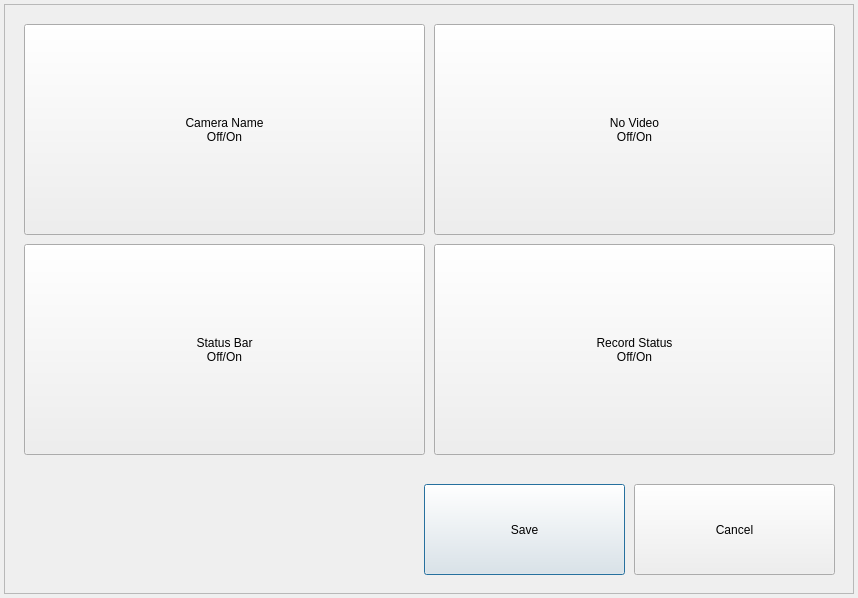
Old version of the form gui/mainwidget/src/dvrsetup/display/osd/osddialog.ui in the repository yjsin-emastec/neptune.
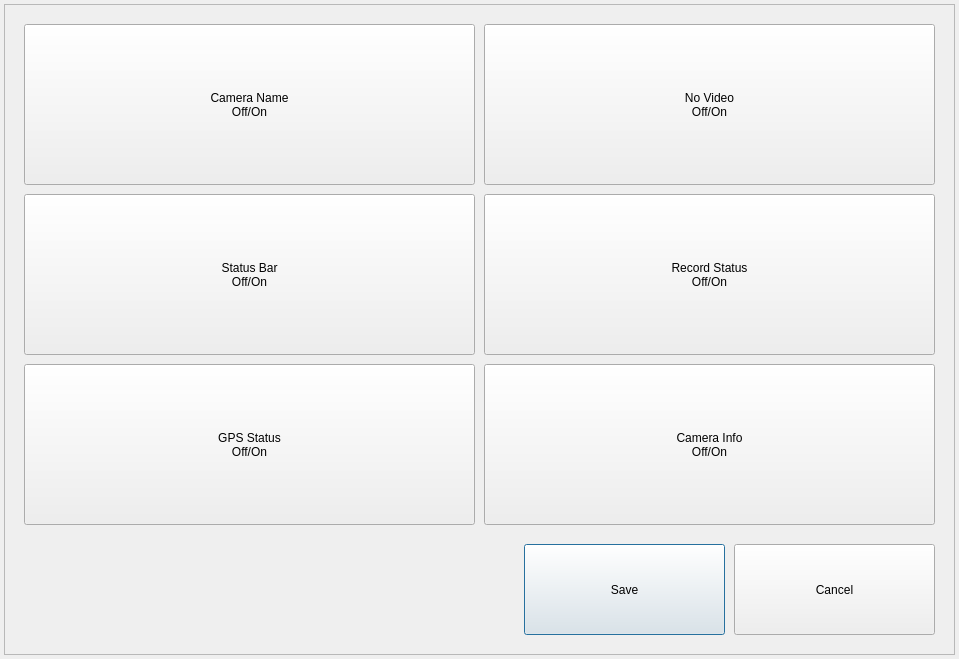
New version of the form.

Commit message: Add gps status and camera info items in osd dialog 원인 - 라이브화면에서 GPS 아이콘을 숨길 수 없음 - 연결된 카메라 정보를 히든기능으로만 표시 가능 내용 - OSD 메뉴에 GPS 상태 표시, 카메라 정보 표시 항목 추가

Diff of the .ui file:
```diff
--- a/gui/mainwidget/src/dvrsetup/display/osd/osddialog.ui
+++ b/gui/mainwidget/src/dvrsetup/display/osd/osddialog.ui
@@ -6,8 +6,8 @@
    <rect>
     <x>0</x>
     <y>0</y>
-    <width>858</width>
-    <height>598</height>
+    <width>959</width>
+    <height>659</height>
    </rect>
   </property>
   <property name="windowTitle">
@@ -18,8 +18,8 @@
     <rect>
      <x>4</x>
      <y>4</y>
-     <width>850</width>
-     <height>590</height>
+     <width>951</width>
+     <height>651</height>
     </rect>
    </property>
    <property name="frameShape">
@@ -31,8 +31,8 @@
    <widget class="QPushButton" name="buttonSave">
     <property name="geometry">
      <rect>
-      <x>420</x>
-      <y>480</y>
+      <x>520</x>
+      <y>540</y>
       <width>201</width>
       <height>91</height>
      </rect>
@@ -44,8 +44,8 @@
    <widget class="QPushButton" name="buttonClose">
     <property name="geometry">
      <rect>
-      <x>630</x>
-      <y>480</y>
+      <x>730</x>
+      <y>540</y>
       <width>201</width>
       <height>91</height>
      </rect>
@@ -59,14 +59,14 @@
      <rect>
       <x>20</x>
       <y>20</y>
-      <width>401</width>
-      <height>211</height>
+      <width>451</width>
+      <height>161</height>
      </rect>
     </property>
     <property name="minimumSize">
      <size>
       <width>0</width>
-      <height>200</height>
+      <height>0</height>
      </size>
     </property>
     <property name="text">
@@ -77,16 +77,16 @@
    <widget class="QPushButton" name="buttonNoVideo">
     <property name="geometry">
      <rect>
-      <x>430</x>
+      <x>480</x>
       <y>20</y>
-      <width>401</width>
-      <height>211</height>
+      <width>451</width>
+      <height>161</height>
      </rect>
     </property>
     <property name="minimumSize">
      <size>
       <width>0</width>
-      <height>200</height>
+      <height>0</height>
      </size>
     </property>
     <property name="text">
@@ -98,15 +98,15 @@
     <property name="geometry">
      <rect>
       <x>20</x>
-      <y>240</y>
-      <width>401</width>
-      <height>211</height>
+      <y>190</y>
+      <width>451</width>
+      <height>161</height>
      </rect>
     </property>
     <property name="minimumSize">
      <size>
       <width>0</width>
-      <height>200</height>
+      <height>0</height>
      </size>
     </property>
     <property name="text">
@@ -120,16 +120,16 @@
     </property>
     <property name="geometry">
      <rect>
-      <x>430</x>
-      <y>240</y>
-      <width>401</width>
-      <height>211</height>
+      <x>480</x>
+      <y>190</y>
+      <width>451</width>
+      <height>161</height>
      </rect>
     </property>
     <property name="minimumSize">
      <size>
       <width>0</width>
-      <height>200</height>
+      <height>0</height>
      </size>
     </property>
     <property name="text">
@@ -137,6 +137,49 @@
 Off/On</string>
     </property>
    </widget>
+   <widget class="QPushButton" name="buttonGpsStatus">
+    <property name="geometry">
+     <rect>
+      <x>20</x>
+      <y>360</y>
+      <width>451</width>
+      <height>161</height>
+     </rect>
+    </property>
+    <property name="minimumSize">
+     <size>
+      <width>0</width>
+      <height>0</height>
+     </size>
+    </property>
+    <property name="text">
+     <string>GPS Status
+Off/On</string>
+    </property>
+   </widget>
+   <widget class="QPushButton" name="buttonCameraInfo">
+    <property name="enabled">
+     <bool>true</bool>
+    </property>
+    <property name="geometry">
+     <rect>
+      <x>480</x>
+      <y>360</y>
+      <width>451</width>
+      <height>161</height>
+     </rect>
+    </property>
+    <property name="minimumSize">
+     <size>
+      <width>0</width>
+      <height>0</height>
+     </size>
+    </property>
+    <property name="text">
+     <string>Camera Info
+Off/On</string>
+    </property>
+   </widget>
   </widget>
  </widget>
  <layoutdefault spacing="6" margin="11"/>
```
The commit also changes 20 other files.
